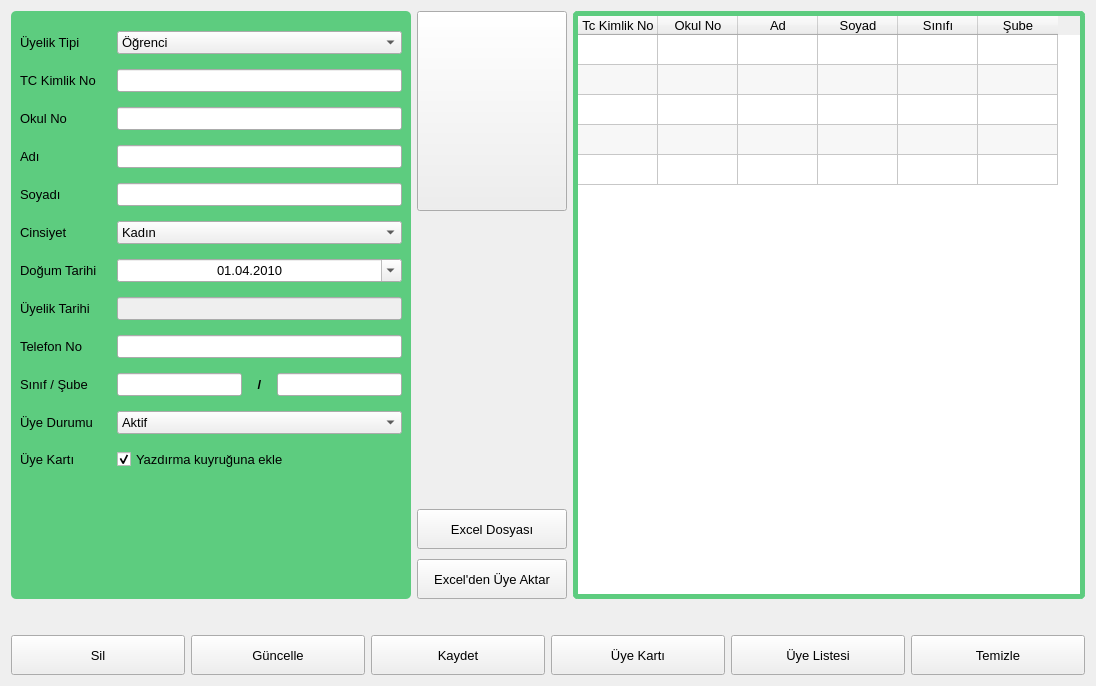
Above: ui/uyeKayit.ui from mseroglu/kutuphaneOtomasyon before the change. Below: the same form after it.
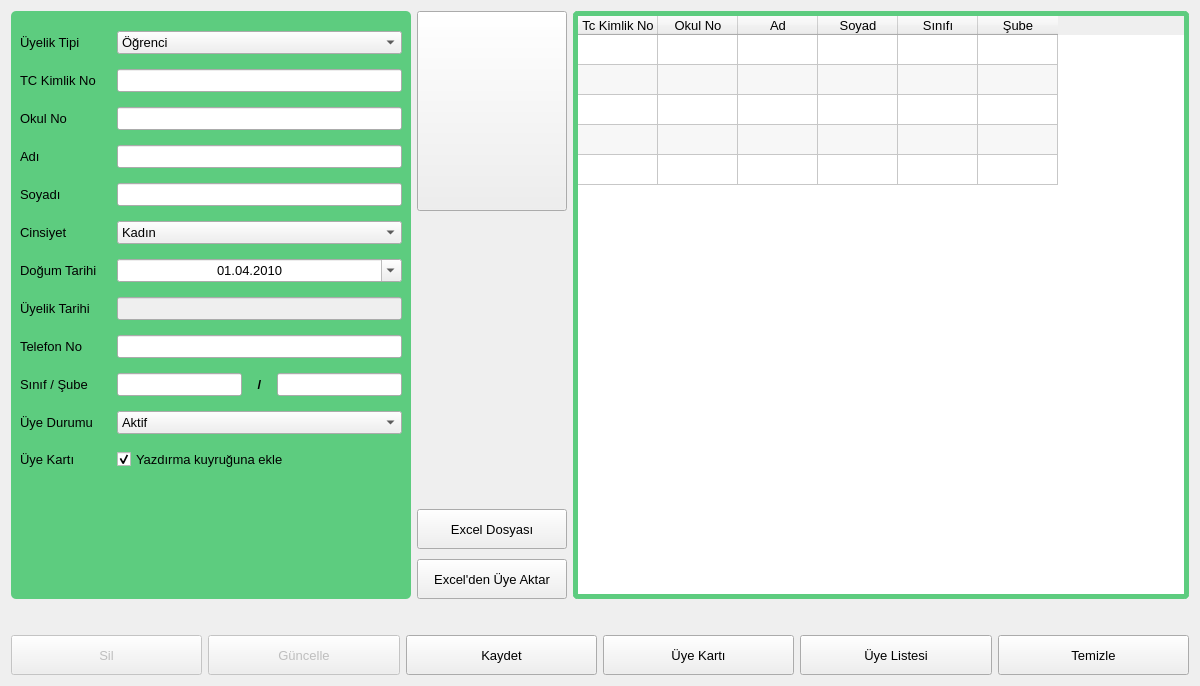
That is the form after the change. Icons and pictures are not drawn.

What changed in the file:
```diff
--- a/ui/uyeKayit.ui
+++ b/ui/uyeKayit.ui
@@ -6,10 +6,16 @@
    <rect>
     <x>0</x>
     <y>0</y>
-    <width>1096</width>
+    <width>1200</width>
     <height>686</height>
    </rect>
   </property>
+  <property name="maximumSize">
+   <size>
+    <width>1200</width>
+    <height>16777215</height>
+   </size>
+  </property>
   <property name="font">
    <font>
     <family>Segoe UI</family>
@@ -814,6 +820,9 @@
      </property>
      <item>
       <widget class="QPushButton" name="btn_del">
+       <property name="enabled">
+        <bool>false</bool>
+       </property>
        <property name="minimumSize">
         <size>
          <width>0</width>
@@ -832,6 +841,9 @@
      </item>
      <item>
       <widget class="QPushButton" name="btn_update">
+       <property name="enabled">
+        <bool>false</bool>
+       </property>
        <property name="minimumSize">
         <size>
          <width>0</width>
```
